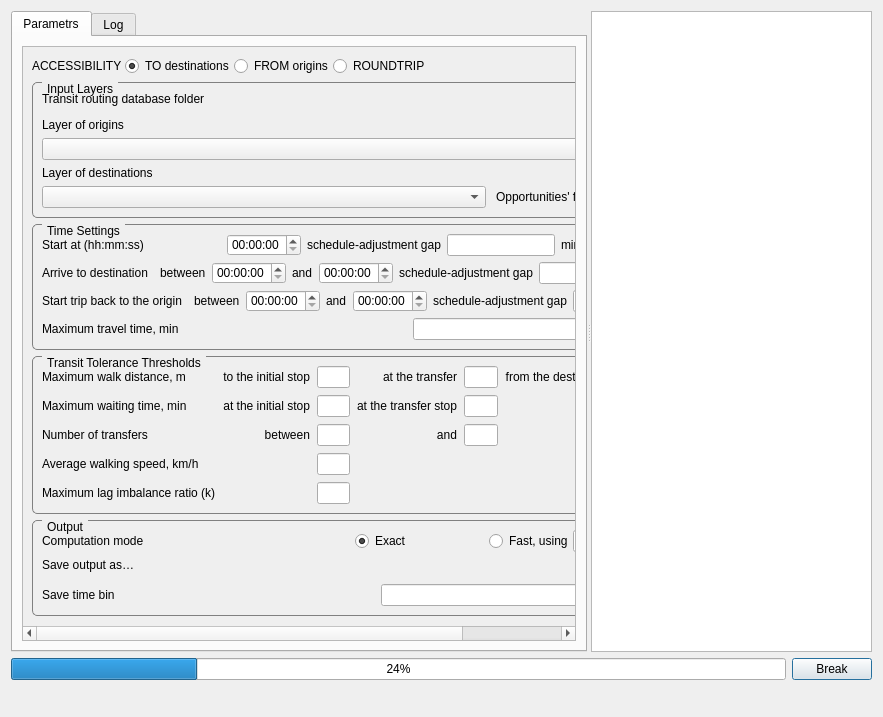
First picture: the form in UI/raptor.ui, repository ishusterman/tau_net_calc, before the edit.
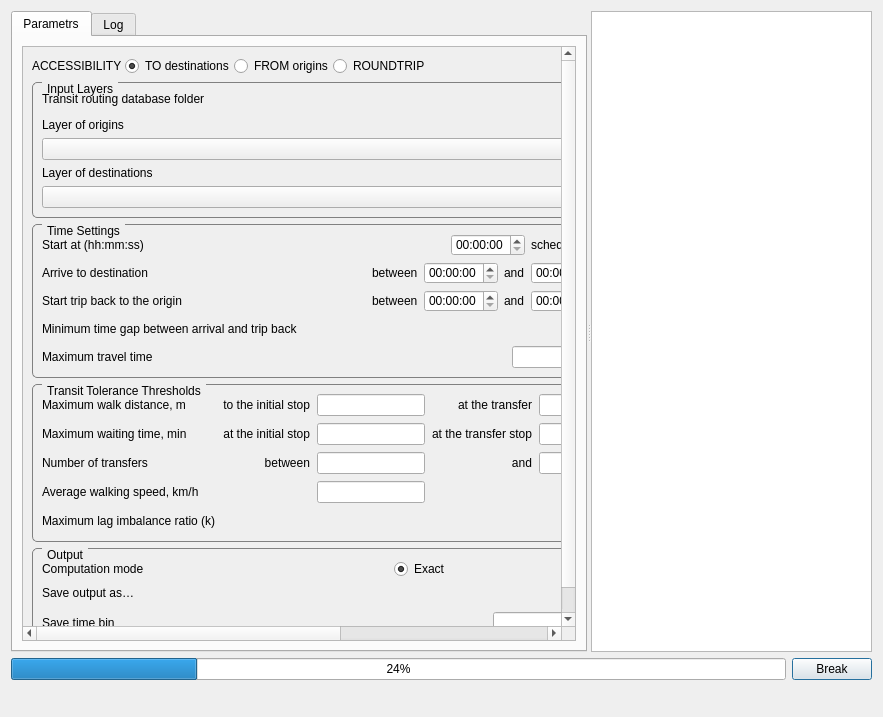
Second picture: the form after the edit. Custom widgets are drawn as their Qt base class.

```diff
--- a/UI/raptor.ui
+++ b/UI/raptor.ui
@@ -51,10 +51,10 @@
           <widget class="QWidget" name="scrollAreaWidgetContents_2">
            <property name="geometry">
             <rect>
-             <x>-300</x>
-             <y>-421</y>
-             <width>849</width>
-             <height>783</height>
+             <x>0</x>
+             <y>-283</y>
+             <width>1054</width>
+             <height>812</height>
             </rect>
            </property>
            <layout class="QVBoxLayout" name="verticalLayout_2">
@@ -295,10 +295,44 @@
                   </property>
                   <layout class="QVBoxLayout" name="verticalLayout_params">
                    <item>
-                    <layout class="QGridLayout" name="gridLayout_2">
+                    <layout class="QGridLayout" name="gridLayout_2" columnstretch="0,1,0,0,0,0,0,0">
                      <property name="spacing">
                       <number>7</number>
                      </property>
+                     <item row="2" column="1">
+                      <spacer name="spacer_grid2">
+                       <property name="orientation">
+                        <enum>Qt::Horizontal</enum>
+                       </property>
+                       <property name="sizeHint" stdset="0">
+                        <size>
+                         <width>20</width>
+                         <height>10</height>
+                        </size>
+                       </property>
+                      </spacer>
+                     </item>
+                     <item row="2" column="0">
+                      <widget class="QLabel" name="lbMaxWalkDistanceInitial">
+                       <property name="text">
+                        <string>Maximum walk distance, m</string>
+                       </property>
+                      </widget>
+                     </item>
+                     <item row="3" column="0">
+                      <widget class="QLabel" name="lblMaxWaitTime">
+                       <property name="text">
+                        <string>Maximum waiting time, min</string>
+                       </property>
+                      </widget>
+                     </item>
+                     <item row="4" column="0">
+                      <widget class="QLabel" name="lblTransfers">
+                       <property name="text">
+                        <string>Number of transfers</string>
+                       </property>
+                      </widget>
+                     </item>
                      <item row="5" column="0">
                       <widget class="QLabel" name="lblWalkingSpeed">
                        <property name="text">
@@ -306,35 +340,14 @@
                        </property>
                       </widget>
                      </item>
-                     <item row="3" column="2">
-                      <widget class="QLineEdit" name="txtMaxWaitTime">
-                       <property name="alignment">
-                        <set>Qt::AlignRight|Qt::AlignTrailing|Qt::AlignVCenter</set>
+                     <item row="6" column="0">
+                      <widget class="QLabel" name="lblImbalance">
+                       <property name="text">
+                        <string>Maximum lag imbalance ratio (k)</string>
                        </property>
                       </widget>
                      </item>
-                     <item row="2" column="6">
-                      <widget class="QLineEdit" name="txtMaxWalkDist3">
-                       <property name="alignment">
-                        <set>Qt::AlignRight|Qt::AlignTrailing|Qt::AlignVCenter</set>
-                       </property>
-                      </widget>
-                     </item>
-                     <item row="4" column="4">
-                      <widget class="QLineEdit" name="txtMaxTransfers">
-                       <property name="alignment">
-                        <set>Qt::AlignRight|Qt::AlignTrailing|Qt::AlignVCenter</set>
-                       </property>
-                      </widget>
-                     </item>
-                     <item row="5" column="2">
-                      <widget class="QLineEdit" name="txtSpeed">
-                       <property name="alignment">
-                        <set>Qt::AlignRight|Qt::AlignTrailing|Qt::AlignVCenter</set>
-                       </property>
-                      </widget>
-                     </item>
-                     <item row="2" column="1">
+                     <item row="2" column="2">
                       <widget class="QLabel" name="lblMaxWalkDistanceInitial">
                        <property name="text">
                         <string>to the initial stop</string>
@@ -344,10 +357,23 @@
                        </property>
                       </widget>
                      </item>
-                     <item row="3" column="3">
-                      <widget class="QLabel" name="lblMaxWaitTransfer">
+                     <item row="2" column="3">
+                      <widget class="QLineEdit" name="txtMaxWalkDist1">
+                       <property name="sizePolicy">
+                        <sizepolicy hsizetype="Fixed" vsizetype="Fixed">
+                         <horstretch>0</horstretch>
+                         <verstretch>0</verstretch>
+                        </sizepolicy>
+                       </property>
+                       <property name="alignment">
+                        <set>Qt::AlignRight|Qt::AlignTrailing|Qt::AlignVCenter</set>
+                       </property>
+                      </widget>
+                     </item>
+                     <item row="2" column="4">
+                      <widget class="QLabel" name="lblMaxWalkDistanceTransfer">
                        <property name="text">
-                        <string>at the transfer stop</string>
+                        <string>at the transfer</string>
                        </property>
                        <property name="alignment">
                         <set>Qt::AlignRight|Qt::AlignTrailing|Qt::AlignVCenter</set>
@@ -355,6 +381,19 @@
                       </widget>
                      </item>
                      <item row="2" column="5">
+                      <widget class="QLineEdit" name="txtMaxWalkDist2">
+                       <property name="sizePolicy">
+                        <sizepolicy hsizetype="Fixed" vsizetype="Fixed">
+                         <horstretch>0</horstretch>
+                         <verstretch>0</verstretch>
+                        </sizepolicy>
+                       </property>
+                       <property name="alignment">
+                        <set>Qt::AlignRight|Qt::AlignTrailing|Qt::AlignVCenter</set>
+                       </property>
+                      </widget>
+                     </item>
+                     <item row="2" column="6">
                       <widget class="QLabel" name="lblMaxWalkDistanceLast">
                        <property name="text">
                         <string>from the destinations stop</string>
@@ -364,14 +403,20 @@
                        </property>
                       </widget>
                      </item>
-                     <item row="3" column="0">
-                      <widget class="QLabel" name="lblMaxWaitTime">
-                       <property name="text">
-                        <string>Maximum waiting time, min</string>
+                     <item row="2" column="7">
+                      <widget class="QLineEdit" name="txtMaxWalkDist3">
+                       <property name="sizePolicy">
+                        <sizepolicy hsizetype="Fixed" vsizetype="Fixed">
+                         <horstretch>0</horstretch>
+                         <verstretch>0</verstretch>
+                        </sizepolicy>
+                       </property>
+                       <property name="alignment">
+                        <set>Qt::AlignRight|Qt::AlignTrailing|Qt::AlignVCenter</set>
                        </property>
                       </widget>
                      </item>
-                     <item row="3" column="1">
+                     <item row="3" column="2">
                       <widget class="QLabel" name="lblMaxWaitInitial">
                        <property name="text">
                         <string>at the initial stop</string>
@@ -381,87 +426,109 @@
                        </property>
                       </widget>
                      </item>
-                     <item row="2" column="0">
-                      <widget class="QLabel" name="lbMaxWalkDistanceInitial">
-                       <property name="text">
-                        <string>Maximum walk distance, m</string>
+                     <item row="3" column="3">
+                      <widget class="QLineEdit" name="txtMaxWaitTime">
+                       <property name="sizePolicy">
+                        <sizepolicy hsizetype="Fixed" vsizetype="Fixed">
+                         <horstretch>0</horstretch>
+                         <verstretch>0</verstretch>
+                        </sizepolicy>
                        </property>
-                      </widget>
-                     </item>
-                     <item row="2" column="4">
-                      <widget class="QLineEdit" name="txtMaxWalkDist2">
-                       <property name="alignment">
-                        <set>Qt::AlignRight|Qt::AlignTrailing|Qt::AlignVCenter</set>
-                       </property>
-                      </widget>
-                     </item>
-                     <item row="2" column="3">
-                      <widget class="QLabel" name="lblMaxWalkDistanceTransfer">
-                       <property name="text">
-                        <string>at the transfer</string>
-                       </property>
-                       <property name="alignment">
-                        <set>Qt::AlignRight|Qt::AlignTrailing|Qt::AlignVCenter</set>
-                       </property>
-                      </widget>
-                     </item>
-                     <item row="4" column="0">
-                      <widget class="QLabel" name="lblTransfers">
-                       <property name="text">
-                        <string>Number of transfers</string>
-                       </property>
-                      </widget>
-                     </item>
-                     <item row="4" column="3">
-                      <widget class="QLabel" name="lblTransfersAnd">
-                       <property name="text">
-                        <string>and</string>
-                       </property>
-                       <property name="alignment">
-                        <set>Qt::AlignRight|Qt::AlignTrailing|Qt::AlignVCenter</set>
-                       </property>
-                      </widget>
-                     </item>
-                     <item row="4" column="1">
-                      <widget class="QLabel" name="lblTransfersBetween">
-                       <property name="text">
-                        <string>between</string>
-                       </property>
-                       <property name="alignment">
-                        <set>Qt::AlignRight|Qt::AlignTrailing|Qt::AlignVCenter</set>
-                       </property>
-                      </widget>
-                     </item>
-                     <item row="4" column="2">
-                      <widget class="QLineEdit" name="txtMinTransfers">
                        <property name="alignment">
                         <set>Qt::AlignRight|Qt::AlignTrailing|Qt::AlignVCenter</set>
                        </property>
                       </widget>
                      </item>
                      <item row="3" column="4">
+                      <widget class="QLabel" name="lblMaxWaitTransfer">
+                       <property name="text">
+                        <string>at the transfer stop</string>
+                       </property>
+                       <property name="alignment">
+                        <set>Qt::AlignRight|Qt::AlignTrailing|Qt::AlignVCenter</set>
+                       </property>
+                      </widget>
+                     </item>
+                     <item row="3" column="5">
                       <widget class="QLineEdit" name="txtMaxWaitTimeTransfer">
+                       <property name="sizePolicy">
+                        <sizepolicy hsizetype="Fixed" vsizetype="Fixed">
+                         <horstretch>0</horstretch>
+                         <verstretch>0</verstretch>
+                        </sizepolicy>
+                       </property>
                        <property name="alignment">
                         <set>Qt::AlignRight|Qt::AlignTrailing|Qt::AlignVCenter</set>
                        </property>
                       </widget>
                      </item>
-                     <item row="2" column="2">
-                      <widget class="QLineEdit" name="txtMaxWalkDist1">
+                     <item row="4" column="2">
+                      <widget class="QLabel" name="lblTransfersBetween">
+                       <property name="text">
+                        <string>between</string>
+                       </property>
                        <property name="alignment">
                         <set>Qt::AlignRight|Qt::AlignTrailing|Qt::AlignVCenter</set>
                        </property>
                       </widget>
                      </item>
-                     <item row="6" column="0">
-                      <widget class="QLabel" name="lblImbalance">
+                     <item row="4" column="3">
+                      <widget class="QLineEdit" name="txtMinTransfers">
+                       <property name="sizePolicy">
+                        <sizepolicy hsizetype="Fixed" vsizetype="Fixed">
+                         <horstretch>0</horstretch>
+                         <verstretch>0</verstretch>
+                        </sizepolicy>
+                       </property>
+                       <property name="alignment">
+                        <set>Qt::AlignRight|Qt::AlignTrailing|Qt::AlignVCenter</set>
+                       </property>
+                      </widget>
+                     </item>
+                     <item row="4" column="4">
+                      <widget class="QLabel" name="lblTransfersAnd">
                        <property name="text">
-                        <string>Maximum lag imbalance ratio (k)</string>
+                        <string>and</string>
                        </property>
+                       <property name="alignment">
+                        <set>Qt::AlignRight|Qt::AlignTrailing|Qt::AlignVCenter</set>
+                       </property>
                       </widget>
                      </item>
-                     <item row="6" column="2">
+                     <item row="4" column="5">
+                      <widget class="QLineEdit" name="txtMaxTransfers">
+                       <property name="sizePolicy">
+                        <sizepolicy hsizetype="Fixed" vsizetype="Fixed">
+                         <horstretch>0</horstretch>
+                         <verstretch>0</verstretch>
+                        </sizepolicy>
+                       </property>
+                       <property name="alignment">
+                        <set>Qt::AlignRight|Qt::AlignTrailing|Qt::AlignVCenter</set>
+                       </property>
+                      </widget>
+                     </item>
+                     <item row="5" column="3">
+                      <widget class="QLineEdit" name="txtSpeed">
+                       <property name="sizePolicy">
+                        <sizepolicy hsizetype="Fixed" vsizetype="Fixed">
+                         <horstretch>0</horstretch>
+                         <verstretch>0</verstretch>
+                        </sizepolicy>
+                       </property>
+                       <property name="alignment">
+                        <set>Qt::AlignRight|Qt::AlignTrailing|Qt::AlignVCenter</set>
+                       </property>
+                      </widget>
+                     </item>
+                     <item row="6" column="7">
                       <widget class="QLineEdit" name="txtImbalance">
+                       <property name="sizePolicy">
+                        <sizepolicy hsizetype="Fixed" vsizetype="Fixed">
+                         <horstretch>0</horstretch>
+                         <verstretch>0</verstretch>
+                        </sizepolicy>
+                       </property>
                        <property name="alignment">
                         <set>Qt::AlignRight|Qt::AlignTrailing|Qt::AlignVCenter</set>
                        </property>
@@ -521,14 +588,14 @@
                      <item row="0" column="1">
                       <widget class="QLabel" name="label">
                        <property name="text">
-                        <string>                                 </string>
+                        <string/>
                        </property>
                       </widget>
                      </item>
                      <item row="0" column="4">
                       <widget class="QLabel" name="label_2">
                        <property name="text">
-                        <string>                 </string>
+                        <string/>
                        </property>
                       </widget>
                      </item>
@@ -754,7 +821,29 @@
                       </layout>
                      </item>
                      <item>
+                      <widget class="QWidget" name="rightContainer1" native="true">
+                       <property name="sizePolicy">
+                        <sizepolicy hsizetype="Maximum" vsizetype="Preferred">
+                         <horstretch>0</horstretch>
+                         <verstretch>0</verstretch>
+                        </sizepolicy>
+                       </property>
                       <layout class="QHBoxLayout" name="rightLayout">
+                        <property name="spacing">
+                         <number>6</number>
+                        </property>
+                        <property name="leftMargin">
+                         <number>0</number>
+                        </property>
+                        <property name="topMargin">
+                         <number>0</number>
+                        </property>
+                        <property name="rightMargin">
+                         <number>0</number>
+                        </property>
+                        <property name="bottomMargin">
+                         <number>0</number>
+                        </property>
                        <item>
                         <widget class="QLabel" name="lblRoundtrip2">
                          <property name="text">
@@ -805,6 +894,7 @@
                         </widget>
                        </item>
                       </layout>
+                      </widget>
                      </item>
                     </layout>
                    </item>
@@ -832,7 +922,29 @@
                       </widget>
                      </item>
                      <item>
+                      <widget class="QWidget" name="rightContainer2" native="true">
+                       <property name="sizePolicy">
+                        <sizepolicy hsizetype="Maximum" vsizetype="Preferred">
+                         <horstretch>0</horstretch>
+                         <verstretch>0</verstretch>
+                        </sizepolicy>
+                       </property>
                       <layout class="QHBoxLayout" name="rightLayout2">
+                        <property name="spacing">
+                         <number>6</number>
+                        </property>
+                        <property name="leftMargin">
+                         <number>0</number>
+                        </property>
+                        <property name="topMargin">
+                         <number>0</number>
+                        </property>
+                        <property name="rightMargin">
+                         <number>0</number>
+                        </property>
+                        <property name="bottomMargin">
+                         <number>0</number>
+                        </property>
                        <item>
                         <widget class="QLabel" name="lblRoundtrip7">
                          <property name="text">
@@ -883,6 +995,51 @@
                         </widget>
                        </item>
                       </layout>
+                      </widget>
+                     </item>
+                    </layout>
+                   </item>
+                   <item>
+                    <layout class="QHBoxLayout" name="horizontalLayout_8">
+                     <item>
+                      <widget class="QLabel" name="lblMinTimeTripBack">
+                       <property name="text">
+                        <string>Minimum time gap between arrival and trip back</string>
+                       </property>
+                       <property name="alignment">
+                        <set>Qt::AlignLeading|Qt::AlignLeft|Qt::AlignVCenter</set>
+                       </property>
+                      </widget>
+                     </item>
+                     <item>
+                      <widget class="QWidget" name="widget_2" native="true">
+                       <property name="sizePolicy">
+                        <sizepolicy hsizetype="Expanding" vsizetype="Fixed">
+                         <horstretch>0</horstretch>
+                         <verstretch>0</verstretch>
+                        </sizepolicy>
+                       </property>
+                      </widget>
+                     </item>
+                     <item>
+                      <widget class="QLineEdit" name="txtTimeBack">
+                       <property name="text">
+                        <string>0</string>
+                       </property>
+                       <property name="alignment">
+                        <set>Qt::AlignRight|Qt::AlignTrailing|Qt::AlignVCenter</set>
+                       </property>
+                      </widget>
+                     </item>
+                     <item>
+                      <widget class="QLabel" name="lblMinGap">
+                       <property name="text">
+                        <string>minutes</string>
+                       </property>
+                       <property name="alignment">
+                        <set>Qt::AlignRight|Qt::AlignTrailing|Qt::AlignVCenter</set>
+                       </property>
+                      </widget>
                      </item>
                     </layout>
                    </item>
@@ -891,7 +1048,7 @@
                      <item>
                       <widget class="QLabel" name="lblMaximumTravelTime">
                        <property name="text">
-                        <string>Maximum travel time, min</string>
+                        <string>Maximum travel time</string>
                        </property>
                       </widget>
                      </item>
```
Left out of the diff: 11 changed lines with no effect on the pictures. Lines whose indentation alone changed are shown as unchanged.
